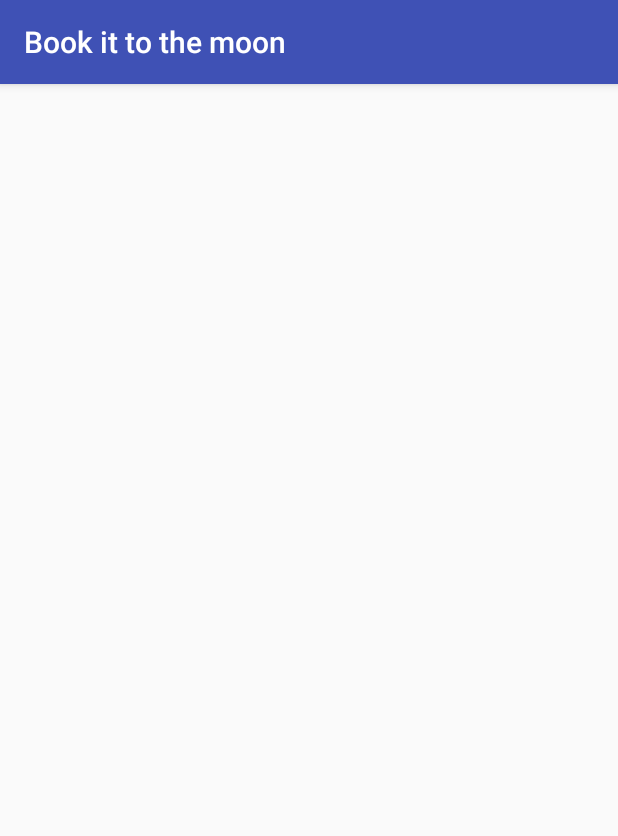
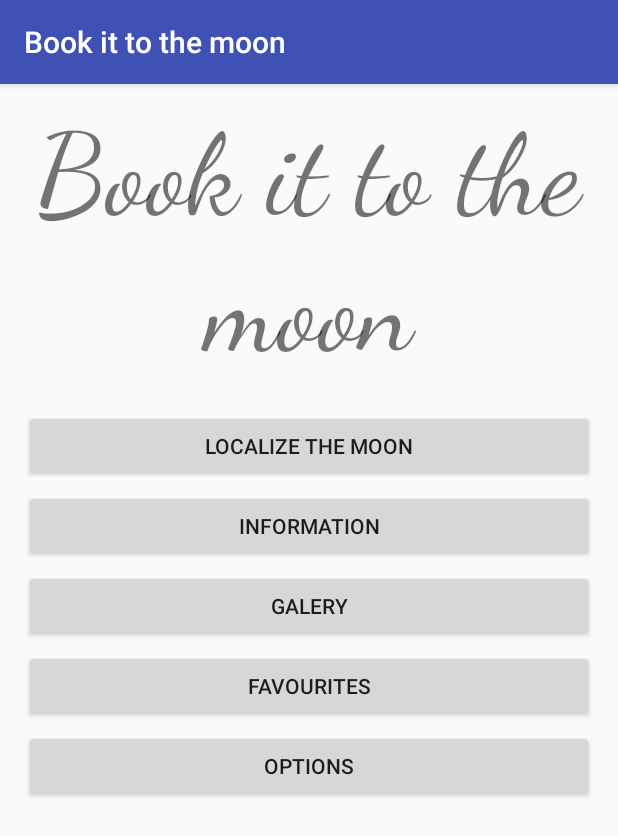
Before and after one commit to Selenitas/Book-it-to-the-Moon, an Android app: the screen it shows after launch (MainActivity), on a phone screen of 412 x 824 dp. Shown: the top 836 px of the screen. Run offline under Robolectric (Android 15) with nearby library versions, the phone set to English and light mode, and no system bars.

Commit message:
main activity

```diff
--- a/app/src/main/res/layout/activity_main.xml
+++ b/app/src/main/res/layout/activity_main.xml
@@ -1,5 +1,5 @@
 <?xml version="1.0" encoding="utf-8"?>
-<RelativeLayout xmlns:android="http://schemas.android.com/apk/res/android"
+<LinearLayout xmlns:android="http://schemas.android.com/apk/res/android"
     xmlns:tools="http://schemas.android.com/tools"
     android:layout_width="match_parent"
     android:layout_height="match_parent"
@@ -7,6 +7,59 @@
     android:paddingLeft="@dimen/activity_horizontal_margin"
     android:paddingRight="@dimen/activity_horizontal_margin"
     android:paddingTop="@dimen/activity_vertical_margin"
-    tools:context="com.selenitas.bookittothemoon.MainActivity">
+    tools:context="com.selenitas.bookittothemoon.MainActivity"
+    android:weightSum="1"
+    android:orientation="vertical">
 
-</RelativeLayout>
+    <TextView
+        android:layout_width="match_parent"
+        android:layout_height="wrap_content"
+        android:text="@string/menu_header"
+        android:id="@+id/textView"
+        android:fontFamily="cursive"
+        android:textAlignment="center"
+        android:textSize="75dp"
+        />
+
+    <Button
+        android:layout_width="match_parent"
+        android:layout_height="wrap_content"
+        android:text="@string/locate_buttom"
+        android:id="@+id/locate_buttom"
+        android:layout_alignParentTop="true"
+        android:layout_alignParentStart="true"
+        android:layout_marginTop="20dp"/>
+    <Button
+        android:layout_width="match_parent"
+        android:layout_height="wrap_content"
+        android:text="@string/information_buttom"
+        android:id="@+id/information_buttom"
+        android:layout_alignParentTop="true"
+        android:layout_alignParentStart="true"
+        android:layout_marginTop="5dp"/>
+    <Button
+        android:layout_width="match_parent"
+        android:layout_height="wrap_content"
+        android:text="@string/galery_buttom"
+        android:id="@+id/galery_buttom"
+        android:layout_alignParentTop="true"
+        android:layout_alignParentStart="true"
+        android:layout_marginTop="5dp"/>
+    <Button
+        android:layout_width="match_parent"
+        android:layout_height="wrap_content"
+        android:text="@string/favourites_buttom"
+        android:id="@+id/favourites_buttom"
+        android:layout_alignParentTop="true"
+        android:layout_alignParentStart="true"
+        android:layout_marginTop="5dp"/>
+    <Button
+        android:layout_width="match_parent"
+        android:layout_height="wrap_content"
+        android:text="@string/options_buttom"
+        android:id="@+id/options_buttom"
+        android:layout_alignParentTop="true"
+        android:layout_alignParentStart="true"
+        android:layout_marginTop="5dp"/>
+
+</LinearLayout>
--- a/app/src/main/res/values/strings.xml
+++ b/app/src/main/res/values/strings.xml
@@ -3,4 +3,13 @@
 
     <string name="dummy_button">Dummy Button</string>
     <string name="dummy_content">DUMMY\nCONTENT</string>
+    <string name="menu_header">Book it to the moon</string>
+    <string name="locate_buttom">Localize the moon</string>
+    <string name="information_buttom">Information</string>
+    <string name="galery_buttom">Galery</string>
+    <string name="favourites_buttom">Favourites</string>
+    <string name="options_buttom">Options</string>
+
+
+
 </resources>
```
